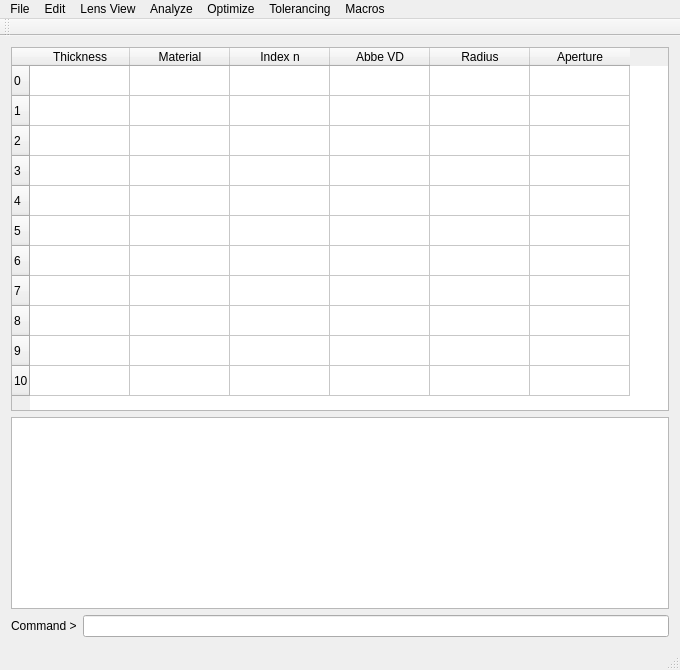
Before: the Qt Designer form QtGui/mainwindow.ui in dinosauria123/Koko, drawn with Qt 5.
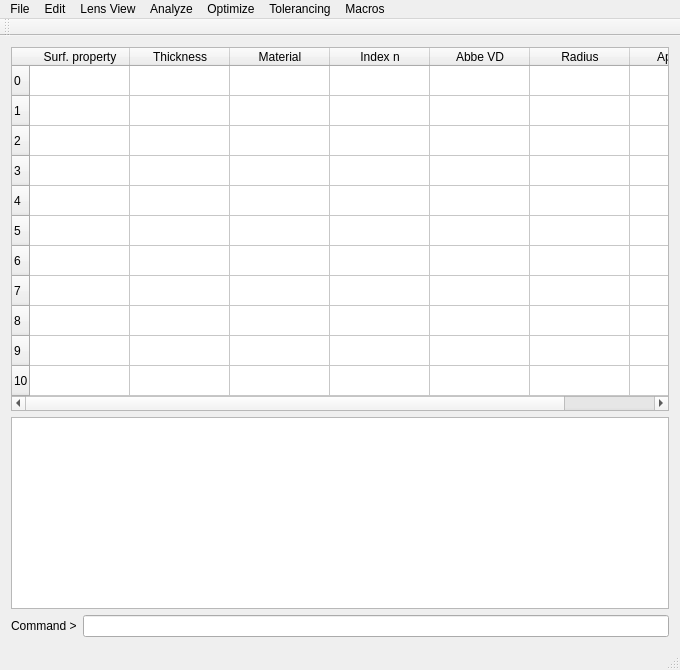
After: the same form once the commit is applied.

Commit message: Added "Surface Type" colunm (not working now).

```diff
--- a/QtGui/mainwindow.ui
+++ b/QtGui/mainwindow.ui
@@ -113,6 +113,11 @@
           <string>10</string>
          </property>
         </row>
+        <column>
+         <property name="text">
+          <string>Surf. property</string>
+         </property>
+        </column>
         <column>
          <property name="text">
           <string>Thickness</string>
```
The commit also changes 1 other file.
